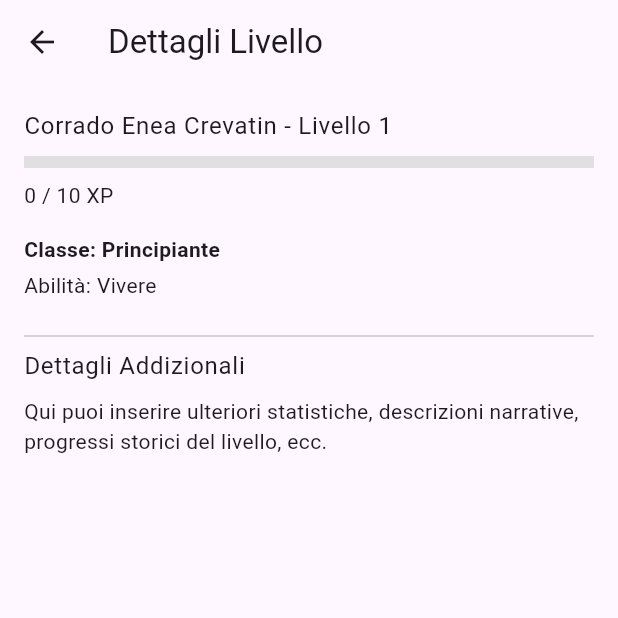
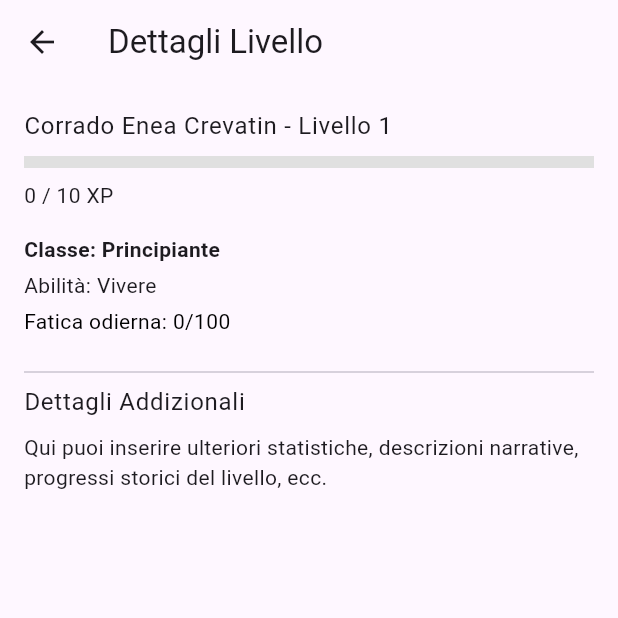
Before and after one commit to SoulArcher0507/Life-Leveling, a Flutter app: the screen it shows after launch, after a tap on "Corrado Enea Crevatin", on a phone screen of 412 x 824 dp, the top half of it. Run offline on Flutter 3.47's test engine with Material 3 defaults, Android fonts, the phone set to English and light mode, and no system bars; our stand-ins replace shared_preferences.

Commit message:
Add daily fatigue tracking and display

```diff
--- a/lib/main.dart
+++ b/lib/main.dart
@@ -2,11 +2,13 @@ import 'package:flutter/material.dart';
 import 'package:life_leveling/pages/home/home_page.dart';
 import 'package:life_leveling/services/quest_service.dart';
 import 'package:life_leveling/services/theme_service.dart';
+import 'package:life_leveling/services/fatigue_service.dart';
 
 void main() async {
   WidgetsFlutterBinding.ensureInitialized();
 
   await QuestService().init();
+  await FatigueService().init();
   final themeMode = await ThemeService().getThemeMode();
 
   runApp(MyApp(initialThemeMode: themeMode));
--- a/lib/pages/dashboard/dashboard_page.dart
+++ b/lib/pages/dashboard/dashboard_page.dart
@@ -5,6 +5,7 @@ import 'package:life_leveling/services/quest_service.dart';
 import 'package:life_leveling/pages/dashboard/livello_dettagli_page.dart';
 import 'package:life_leveling/pages/quests/quest_detail_page.dart';
 import 'package:intl/intl.dart';
+import 'package:life_leveling/services/fatigue_service.dart';
 
 class DashboardPage extends StatefulWidget {
   const DashboardPage({Key? key}) : super(key: key);
@@ -70,6 +71,7 @@ class _DashboardPageState extends State<DashboardPage> {
                 requiredXP: requiredXP,
                 userClass: userClass,
                 userAbilities: userAbilities,
+                dailyFatigue: FatigueService().fatigue,
               ),
             ),
             const SizedBox(height: 24.0),
@@ -171,6 +173,7 @@ class _DashboardPageState extends State<DashboardPage> {
     required double requiredXP,
     required String userClass,
     required String userAbilities,
+    required int dailyFatigue,
   }) {
     final double xpPercentage = (currentXP / requiredXP).clamp(0.0, 1.0);
 
@@ -187,6 +190,7 @@ class _DashboardPageState extends State<DashboardPage> {
               requiredXP: requiredXP,
               userClass: userClass,
               userAbilities: userAbilities,
+              dailyFatigue: dailyFatigue,
             ),
           ),
         );
@@ -238,6 +242,17 @@ class _DashboardPageState extends State<DashboardPage> {
           Text(
             'Abilità: $userAbilities',
             style: Theme.of(context).textTheme.bodyMedium,
+          ),
+          const SizedBox(height: 4.0),
+          Text(
+            'Fatica odierna: $dailyFatigue/100',
+            style: Theme.of(context).textTheme.bodyMedium?.copyWith(
+                  color: dailyFatigue > 100
+                      ? Colors.red
+                      : dailyFatigue > 50
+                          ? Colors.orange
+                          : Colors.black,
+                ),
           ),
         ],
       ),
--- a/lib/pages/dashboard/livello_dettagli_page.dart
+++ b/lib/pages/dashboard/livello_dettagli_page.dart
@@ -12,6 +12,7 @@ class LivelloDettagliPage extends StatelessWidget {
   final double requiredXP;
   final String userClass;
   final String userAbilities;
+  final int dailyFatigue;
 
   const LivelloDettagliPage({
     Key? key,
@@ -21,6 +22,7 @@ class LivelloDettagliPage extends StatelessWidget {
     required this.requiredXP,
     required this.userClass,
     required this.userAbilities,
+    required this.dailyFatigue,
   }) : super(key: key);
 
   @override
@@ -69,6 +71,17 @@ class LivelloDettagliPage extends StatelessWidget {
               'Abilità: $userAbilities',
               style: Theme.of(context).textTheme.bodyMedium,
             ),
+            const SizedBox(height: 4.0),
+            Text(
+              'Fatica odierna: $dailyFatigue/100',
+              style: Theme.of(context).textTheme.bodyMedium?.copyWith(
+                    color: dailyFatigue > 100
+                        ? Colors.red
+                        : dailyFatigue > 50
+                            ? Colors.orange
+                            : Colors.black,
+                  ),
+            ),
 
             // Spazio per ulteriori dettagli
             const SizedBox(height: 16.0),
--- a/lib/pages/quests/quest_detail_page.dart
+++ b/lib/pages/quests/quest_detail_page.dart
@@ -1,6 +1,7 @@
 import 'package:flutter/material.dart';
 import 'package:life_leveling/models/quest_model.dart';
 import 'package:life_leveling/services/quest_service.dart';
+import 'package:life_leveling/services/fatigue_service.dart';
 import 'package:intl/intl.dart';
 
 class QuestDetailsPage extends StatelessWidget {
@@ -13,6 +14,14 @@ class QuestDetailsPage extends StatelessWidget {
       appBar: AppBar(
         title: Text(quest.title),
         actions: [
+          IconButton(
+            icon: const Icon(Icons.check),
+            onPressed: () async {
+              await FatigueService().addFatigue(quest.fatigue);
+              await QuestService().removeQuest(quest);
+              Navigator.of(context).pop(true);
+            },
+          ),
           IconButton(
             icon: const Icon(Icons.delete),
             onPressed: () async {
--- /dev/null
+++ b/lib/services/fatigue_service.dart
@@ -0,0 +1,51 @@
+import 'dart:convert';
+import 'package:shared_preferences/shared_preferences.dart';
+
+class FatigueService {
+  static final FatigueService _instance = FatigueService._internal();
+  factory FatigueService() => _instance;
+  FatigueService._internal();
+
+  static const String _prefsKey = 'daily_fatigue';
+
+  int _fatigue = 0;
+  DateTime _date = DateTime.now();
+
+  Future<void> init() async {
+    final prefs = await SharedPreferences.getInstance();
+    final jsonString = prefs.getString(_prefsKey);
+    if (jsonString != null) {
+      final data = json.decode(jsonString);
+      _fatigue = data['value'] ?? 0;
+      _date = DateTime.tryParse(data['date'] ?? '') ?? DateTime.now();
+    }
+    _resetIfNeeded();
+    await _save();
+  }
+
+  int get fatigue {
+    _resetIfNeeded();
+    return _fatigue;
+  }
+
+  Future<void> addFatigue(int value) async {
+    _resetIfNeeded();
+    _fatigue += value;
+    await _save();
+  }
+
+  void _resetIfNeeded() {
+    final now = DateTime.now();
+    final today = DateTime(now.year, now.month, now.day);
+    if (_date.year != today.year || _date.month != today.month || _date.day != today.day) {
+      _date = today;
+      _fatigue = 0;
+    }
+  }
+
+  Future<void> _save() async {
+    final prefs = await SharedPreferences.getInstance();
+    final data = json.encode({'date': _date.toIso8601String(), 'value': _fatigue});
+    await prefs.setString(_prefsKey, data);
+  }
+}
```
